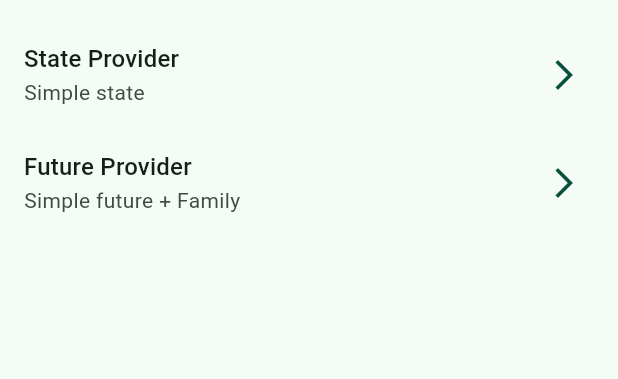
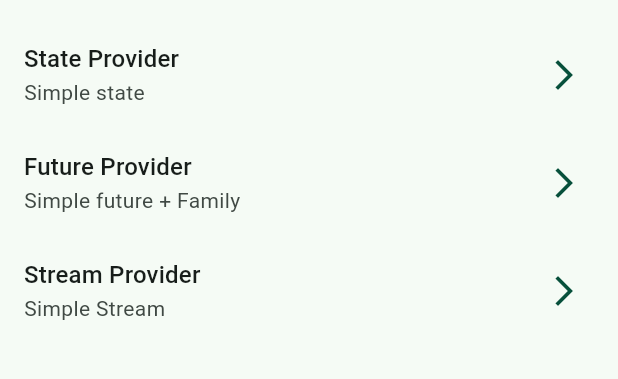
Before and after one commit to DavidVM12/river_app, a Flutter app: the screen it shows after launch, on a phone screen of 412 x 824 dp, the part 63-442 px from its top. Run offline on Flutter 3.47's test engine with Material 2 defaults, Android fonts, the phone set to English and light mode, and no system bars; our stand-ins replace dio, flutter_riverpod, go_router, google_fonts; missing offline and left inert: random_name_generator.

Commit message:
feat: implementation with stream riverpod

```diff
--- a/lib/config/helpers/random_generator.dart
+++ b/lib/config/helpers/random_generator.dart
@@ -5,4 +5,11 @@ class RandomGenerator {
     final randomNames = RandomNames(Zone.spain);
     return randomNames.fullName();
   }
+
+  static Stream<String> randomNamesSream() {
+    return Stream.periodic(const Duration(seconds: 2), (i) {
+      print('Stream new value $i');
+      return getRandomName();
+    });
+  }
 }
--- a/lib/config/routers/app_router.dart
+++ b/lib/config/routers/app_router.dart
@@ -9,4 +9,7 @@ final appRouter = GoRouter(routes: [
   GoRoute(
       path: '/future-provider',
       builder: (context, state) => const PokemonScreen()),
+  GoRoute(
+      path: '/stream-provider',
+      builder: (context, state) => const StreamScreen()),
 ]);
--- a/lib/presentation/screens/home/home_screen.dart
+++ b/lib/presentation/screens/home/home_screen.dart
@@ -31,6 +31,10 @@ class _HomeScreenView extends StatelessWidget {
             title: 'Future Provider',
             subTitle: 'Simple future + Family',
             location: '/future-provider'),
+        _CustomListTile(
+            title: 'Stream Provider',
+            subTitle: 'Simple Stream',
+            location: '/stream-provider'),
       ],
     );
   }
--- a/lib/presentation/screens/screens.dart
+++ b/lib/presentation/screens/screens.dart
@@ -1,3 +1,4 @@
 export 'home/home_screen.dart';
 export 'state_provider/state_provider_screen.dart';
 export 'future_provider/pokemon_screen.dart';
+export 'stream_provider/stream_screen.dart';
```
Also changed, not shown: lib/presentation/providers/random_names_provider.dart (added, +25 -0 lines), lib/presentation/screens/stream_provider/stream_screen.dart (added, +35 -0 lines).
